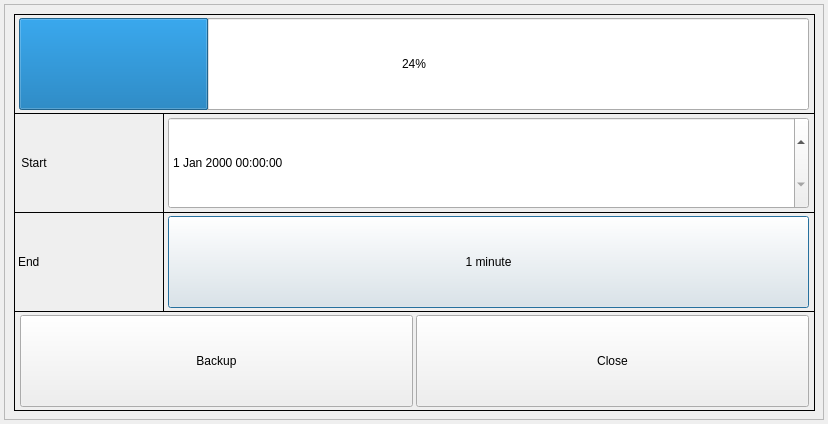
First picture: the form in gui/mainwidget/src/search/backupdialog/backupdialog.ui, repository yjsin-emastec/neptune, before the edit.
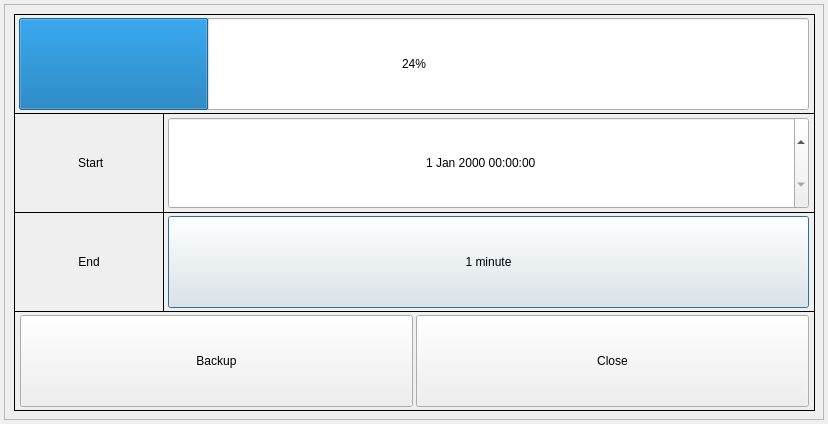
Second picture: the form after the edit.

The edit to the form file:
```diff
--- a/gui/mainwidget/src/search/backupdialog/backupdialog.ui
+++ b/gui/mainwidget/src/search/backupdialog/backupdialog.ui
@@ -43,6 +43,9 @@
     <property name="text">
      <string> Start</string>
     </property>
+    <property name="alignment">
+     <set>Qt::AlignCenter</set>
+    </property>
    </widget>
    <widget class="QLabel" name="labelEnd">
     <property name="geometry">
@@ -59,6 +62,9 @@
     <property name="text">
      <string>End</string>
     </property>
+    <property name="alignment">
+     <set>Qt::AlignCenter</set>
+    </property>
    </widget>
    <widget class="QLabel" name="label1">
     <property name="geometry">
@@ -146,6 +152,9 @@
       <height>92</height>
      </rect>
     </property>
+    <property name="alignment">
+     <set>Qt::AlignCenter</set>
+    </property>
    </widget>
    <widget class="QPushButton" name="buttonEnd">
     <property name="geometry">
```
Left out of the diff: 3 changed lines with no effect on the pictures.
